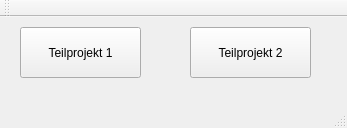
This is mainwindow.ui in FabianNiehaus/CG_2018_Project01 as Qt 5 draws it before an edit. The edited form follows.
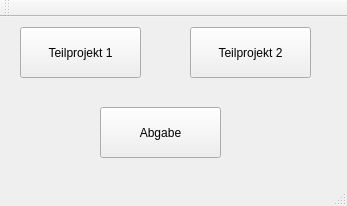
This is the edited form.

```diff
--- a/mainwindow.ui
+++ b/mainwindow.ui
@@ -7,7 +7,7 @@
     <x>0</x>
     <y>0</y>
     <width>347</width>
-    <height>128</height>
+    <height>206</height>
    </rect>
   </property>
   <property name="windowTitle">
@@ -43,6 +43,19 @@
      <string>Teilprojekt 2</string>
     </property>
    </widget>
+   <widget class="QPushButton" name="pushButton_3">
+    <property name="geometry">
+     <rect>
+      <x>100</x>
+      <y>90</y>
+      <width>121</width>
+      <height>51</height>
+     </rect>
+    </property>
+    <property name="text">
+     <string>Abgabe</string>
+    </property>
+   </widget>
   </widget>
   <widget class="QMenuBar" name="menuBar">
    <property name="geometry">
```
